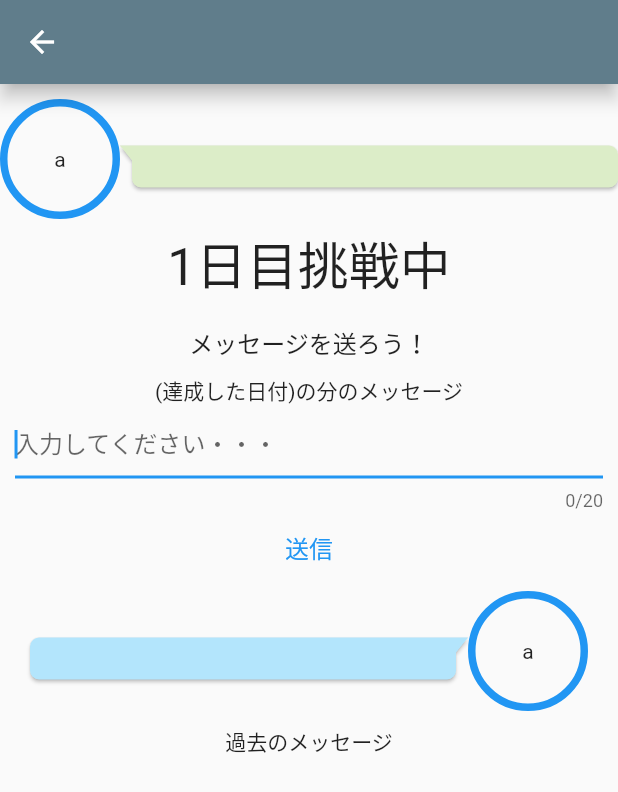
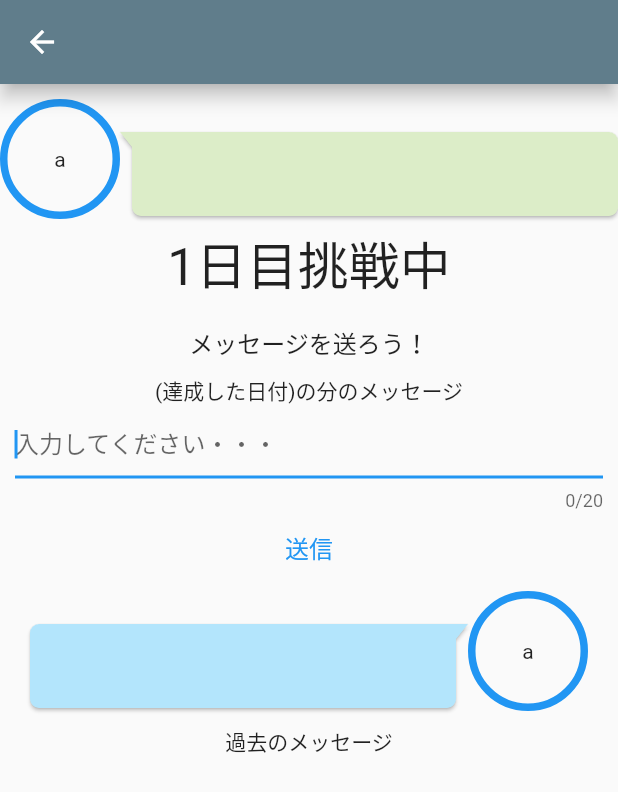
Before and after one commit to y0303noki/YellApp, a Flutter app: the OtherYellMainPage screen opened directly, on a phone screen of 412 x 824 dp. Shown: the top 792 px of the screen. Run offline on Flutter 3.47's test engine with Material 2 defaults, Android fonts, the phone set to English and light mode, and no system bars; drawn by our look-alikes of bubble; our stand-ins replace cloud_firestore, firebase_auth, firebase_core, flutter_hooks, hooks_riverpod and 1 more; missing offline and left inert: dart:ffi; accounts and stored records are empty; network calls fail.

```diff
--- a/lib/components/widget/button_widget.dart
+++ b/lib/components/widget/button_widget.dart
@@ -75,7 +75,7 @@ class ButtonWidget {
           color: CommonWidget.myDefaultColor(),
         ),
         child: Center(
-          child: TextWidget.mainButtonText('達成'),
+          child: TextWidget.mainButtonText('達成済み'),
         ),
       ),
     );
@@ -91,7 +91,7 @@ class ButtonWidget {
         borderRadius: BorderRadius.circular(10),
       ),
       child: Center(
-        child: TextWidget.mainButtonText('達成'),
+        child: TextWidget.mainButtonText('達成済み'),
       ),
     );
   }
--- a/lib/screen/other/other_yell_main_page.dart
+++ b/lib/screen/other/other_yell_main_page.dart
@@ -16,8 +16,6 @@ class OtherYellMainPage extends ConsumerWidget {
   @override
   Widget build(BuildContext context, WidgetRef ref) {
     final otherAchievment = ref.watch(otherAchievmentProvider);
-
-    final deviceSize = MediaQuery.of(context).size;
 
     return Scaffold(
       appBar: AppBar(
@@ -139,7 +137,8 @@ class OtherYellMainPage extends ConsumerWidget {
 Widget _speechMessage(String _text) {
   return Expanded(
     child: Bubble(
-      margin: BubbleEdges.only(top: 10),
+      margin: const BubbleEdges.only(top: 20),
+      padding: const BubbleEdges.only(top: 20, bottom: 20),
       nip: BubbleNip.leftTop,
       color: CommonWidget.myDefaultColor(),
       child: Text(_text, textAlign: TextAlign.left),
@@ -151,7 +150,8 @@ Widget _speechMessage(String _text) {
 Widget _yellMessage(String _text) {
   return Expanded(
     child: Bubble(
-      margin: BubbleEdges.only(top: 10),
+      margin: const BubbleEdges.only(top: 20),
+      padding: const BubbleEdges.only(top: 20, bottom: 20),
       nip: BubbleNip.rightTop,
       color: CommonWidget.otherDefaultColor(),
       child: Text(
```
Also changed, not shown: lib/screen/my/my_achievement_page.dart (+15 -2 lines), lib/screen/start_page.dart (+29 -14 lines).
